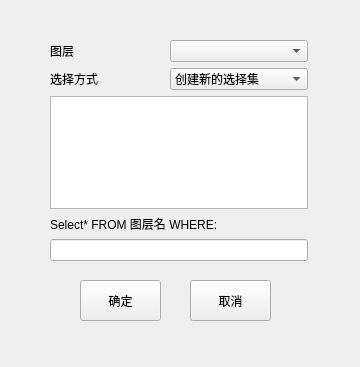
Before: the Qt Designer form UI/Win_SelectByAttr.ui in TianyouCheng/MiniGISApplication, drawn with Qt 5.
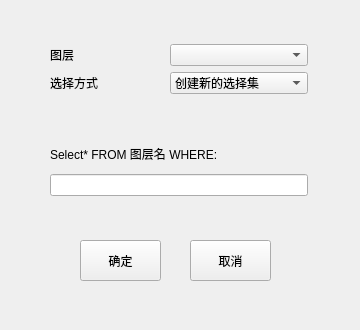
After: the same form once the commit is applied.

What changed in the file:
```diff
--- a/UI/Win_SelectByAttr.ui
+++ b/UI/Win_SelectByAttr.ui
@@ -7,7 +7,7 @@
     <x>0</x>
     <y>0</y>
     <width>360</width>
-    <height>367</height>
+    <height>330</height>
    </rect>
   </property>
   <property name="windowTitle">
@@ -17,7 +17,7 @@
    <property name="geometry">
     <rect>
      <x>80</x>
-     <y>280</y>
+     <y>240</y>
      <width>81</width>
      <height>41</height>
     </rect>
@@ -30,7 +30,7 @@
    <property name="geometry">
     <rect>
      <x>190</x>
-     <y>280</y>
+     <y>240</y>
      <width>81</width>
      <height>41</height>
     </rect>
@@ -39,13 +39,13 @@
     <string>取消</string>
    </property>
   </widget>
-  <widget class="QWidget" name="">
+  <widget class="QWidget" name="layoutWidget">
    <property name="geometry">
     <rect>
      <x>50</x>
      <y>40</y>
      <width>258</width>
-     <height>221</height>
+     <height>161</height>
     </rect>
    </property>
    <layout class="QVBoxLayout" name="verticalLayout">
@@ -58,10 +58,31 @@
         </property>
        </widget>
       </item>
-      <item row="0" column="1">
-       <widget class="QComboBox" name="combo_layer"/>
+      <item row="2" column="1">
+       <widget class="QComboBox" name="comboBox_SelectMode">
+        <item>
+         <property name="text">
+          <string>创建新的选择集</string>
+         </property>
+        </item>
+        <item>
+         <property name="text">
+          <string>加入当前选择集</string>
+         </property>
+        </item>
+        <item>
+         <property name="text">
+          <string>从当前选择集中移除</string>
+         </property>
+        </item>
+        <item>
+         <property name="text">
+          <string>从当前选择集中选择</string>
+         </property>
+        </item>
+       </widget>
       </item>
-      <item row="1" column="0">
+      <item row="2" column="0">
        <widget class="QLabel" name="label_type">
         <property name="sizePolicy">
          <sizepolicy hsizetype="Ignored" vsizetype="Preferred">
@@ -74,37 +95,29 @@
         </property>
        </widget>
       </item>
-      <item row="1" column="1">
-       <widget class="QComboBox" name="comboBox_SelectMode">
-        <item>
-         <property name="text">
-          <string>创建新的选择集</string>
-         </property>
-        </item>
-        <item>
-         <property name="text">
-          <string>加入当前选择集</string>
-         </property>
-        </item>
-        <item>
-         <property name="text">
-          <string>从当前选择集中移除</string>
-         </property>
-        </item>
-        <item>
-         <property name="text">
-          <string>从当前选择集中选择</string>
-         </property>
-        </item>
-       </widget>
+      <item row="0" column="1">
+       <widget class="QComboBox" name="combo_layer"/>
       </item>
      </layout>
     </item>
     <item>
-     <widget class="QTextEdit" name="textEdit_FieldName"/>
+     <widget class="QWidget" name="widget" native="true">
+      <property name="maximumSize">
+       <size>
+        <width>16777215</width>
+        <height>30</height>
+       </size>
+      </property>
+     </widget>
     </item>
     <item>
      <widget class="QLabel" name="label_SelectTitle">
+      <property name="maximumSize">
+       <size>
+        <width>16777215</width>
+        <height>20</height>
+       </size>
+      </property>
       <property name="text">
        <string>Select* FROM 图层名 WHERE:</string>
       </property>
```
